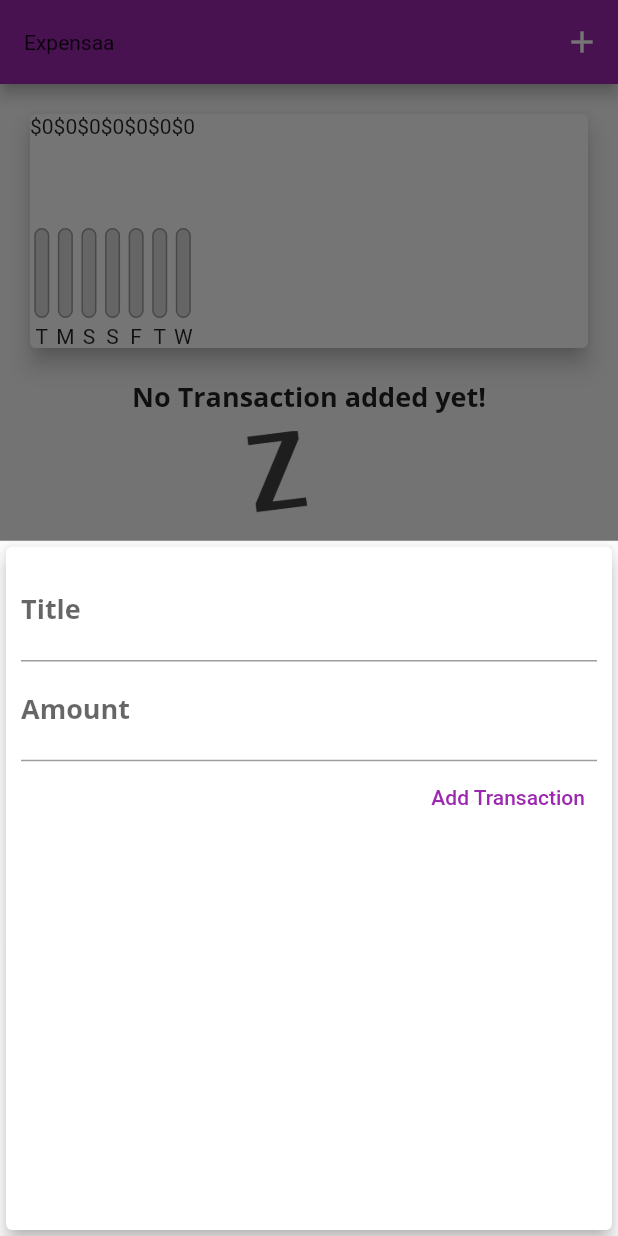
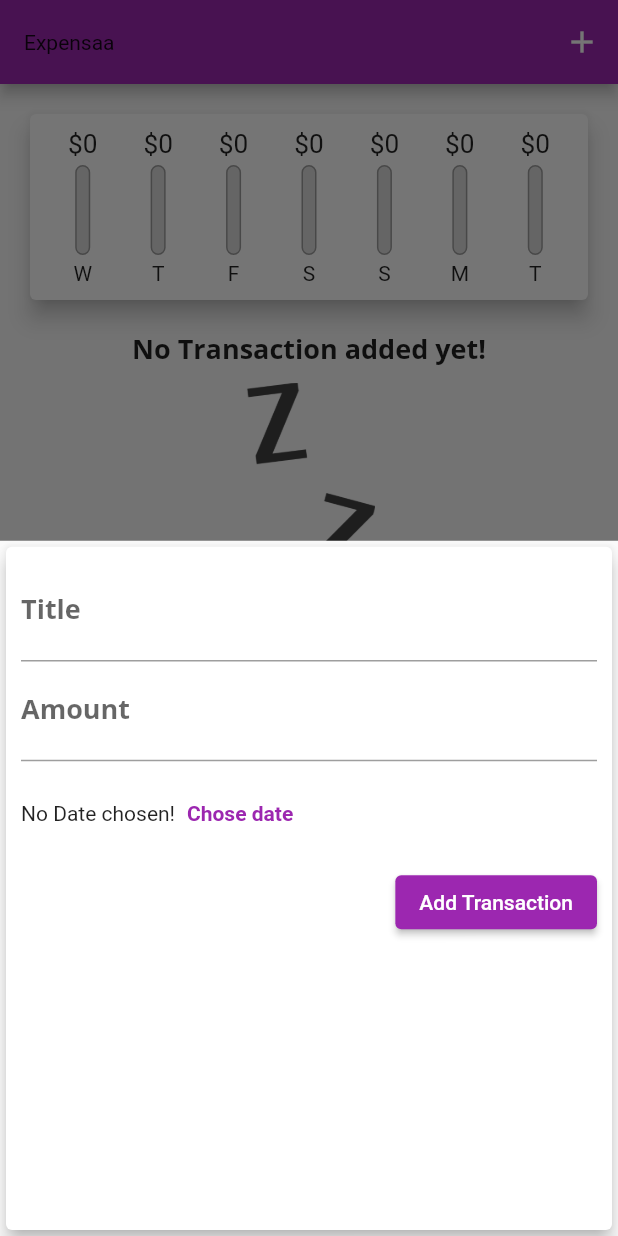
Before and after one commit to KavindaLochana/expensaa, a Flutter app: the screen it shows after launch, after a tap on the "add" icon, on a phone screen of 412 x 824 dp. Run offline on Flutter 3.47's test engine with Material 2 defaults, Android fonts, the phone set to English and light mode, and no system bars.

Commit message:
overall interface improvement

```diff
--- a/lib/widgets/chart.dart
+++ b/lib/widgets/chart.dart
@@ -28,7 +28,7 @@ class Chart extends StatelessWidget {
         'day': DateFormat.E().format(weekDay).substring(0, 1),
         'amount': totalSum,
       };
-    });
+    }).reversed.toList();
   }
 
   double get totalSpendings {
@@ -42,16 +42,23 @@ class Chart extends StatelessWidget {
     return Card(
       elevation: 6,
       margin: const EdgeInsets.all(20),
+      child: Padding(
+        padding: const EdgeInsets.all(10.0),
         child: Row(
+          mainAxisAlignment: MainAxisAlignment.spaceAround,
           children: groupedTransactionValues.map((data) {
-          return ChartBar(
+            return Flexible(
+              fit: FlexFit.tight,
+              child: ChartBar(
                 label: data['day'],
                 spendingAmount: data['amount'],
                 spendingPctOfTotal: totalSpendings == 0.0
                     ? 0.0
                     : (data['amount'] as double) / totalSpendings,
+              ),
             );
           }).toList(),
+        ),
       ),
     );
   }
--- a/lib/widgets/chart_bar.dart
+++ b/lib/widgets/chart_bar.dart
@@ -16,9 +16,12 @@ class ChartBar extends StatelessWidget {
   Widget build(BuildContext context) {
     return Column(
       children: [
-        Text('\$${spendingAmount.toStringAsFixed(0)}'),
+        Container(
+            height: 20,
+            child: FittedBox(
+                child: Text('\$${spendingAmount.toStringAsFixed(0)}'))),
         const SizedBox(
-          height: 60,
+          height: 4,
         ),
         Container(
           height: 60,
@@ -31,7 +34,7 @@ class ChartBar extends StatelessWidget {
                     color: Colors.grey,
                     width: 1.0,
                   ),
-                  color: Color.fromRGBO(220, 220, 220, 1),
+                  color: const Color.fromRGBO(220, 220, 220, 1),
                   borderRadius: BorderRadius.circular(10),
                 ),
               ),
--- a/lib/widgets/new_transaction.dart
+++ b/lib/widgets/new_transaction.dart
@@ -14,7 +14,7 @@ class _NewTransactionState extends State<NewTransaction> {
 
   final amountController = TextEditingController();
 
-  void submitData() {
+  void _submitData() {
     final enteredTitle = titleController.text;
     final enteredAmount = double.parse(amountController.text);
 
@@ -42,7 +42,7 @@ class _NewTransactionState extends State<NewTransaction> {
             TextField(
               decoration: const InputDecoration(labelText: 'Title'),
               controller: titleController,
-              onSubmitted: (_) => submitData(),
+              onSubmitted: (_) => _submitData(),
               // onChanged: (val) {
               //   titleInput = val;
               // },
@@ -51,11 +51,29 @@ class _NewTransactionState extends State<NewTransaction> {
               decoration: const InputDecoration(labelText: 'Amount'),
               controller: amountController,
               keyboardType: TextInputType.number,
-              onSubmitted: (_) => submitData(),
+              onSubmitted: (_) => _submitData(),
               // onChanged: (val) => amountInput = val,
             ),
-            TextButton(
-              onPressed: submitData,
+            Container(
+              height: 70,
+              child: Row(
+                children: [
+                  const Text('No Date chosen!'),
+                  TextButton(
+                    onPressed: () {},
+                    child: Text(
+                      'Chose date',
+                      style: TextStyle(
+                        color: Theme.of(context).primaryColor,
+                        fontWeight: FontWeight.bold,
+                      ),
+                    ),
+                  )
+                ],
+              ),
+            ),
+            ElevatedButton(
+              onPressed: _submitData,
               child: const Text('Add Transaction'),
             ),
           ],
```
Also changed, not shown: lib/widgets/transaction_list.dart (+55 -32 lines). Lines whose indentation alone changed are shown as unchanged.
